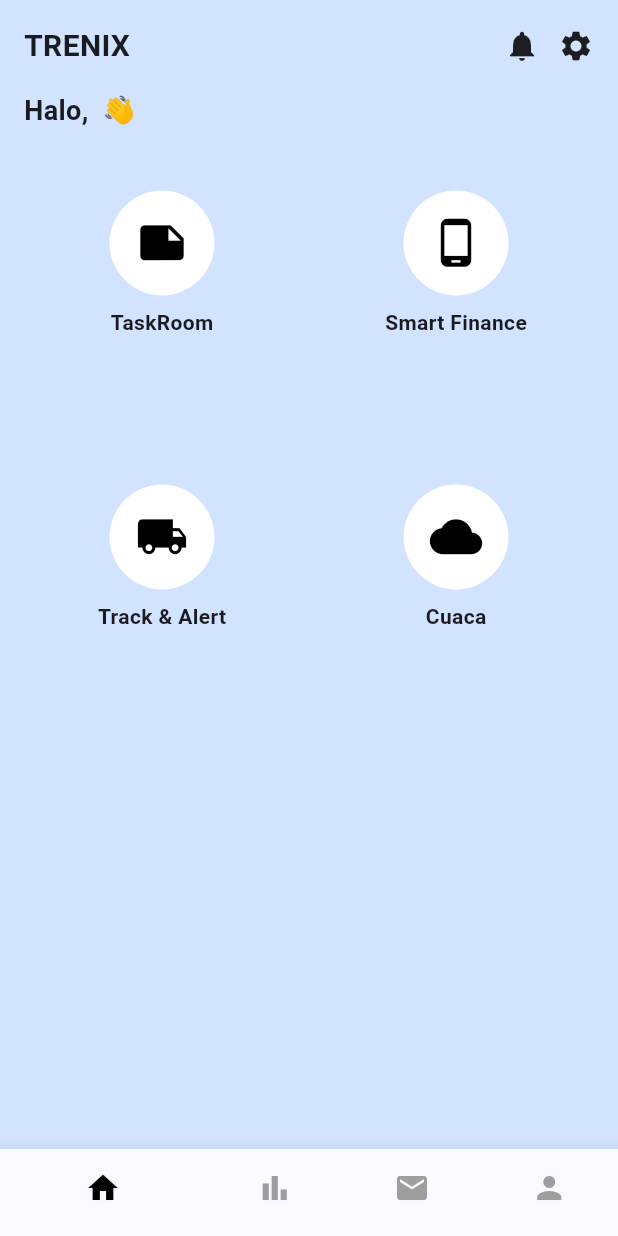
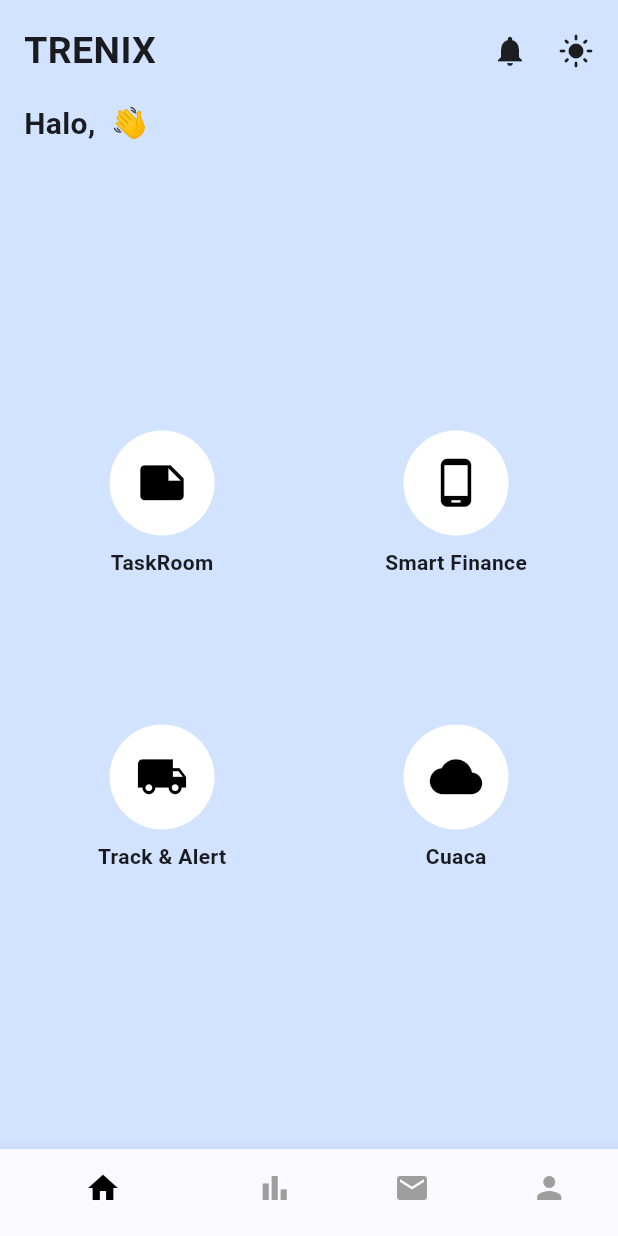
Before and after one commit to Evaazizah/my_app, a Flutter app: the DashboardScreen screen opened by its route, on a phone screen of 412 x 824 dp. Run offline on Flutter 3.47's test engine with Material 3 defaults, Android fonts, the light colour scheme and no system bars; our stand-ins replace lottie, shared_preferences; accounts and stored records are empty.

Commit message:
perbaikan kode dasboard

```diff
--- a/lib/screens/dashboard_screen.dart
+++ b/lib/screens/dashboard_screen.dart
@@ -13,7 +13,7 @@ class _DashboardScreenState extends State<DashboardScreen> {
   String userName = '';
 
   final List<Widget> _pages = [
-    const Placeholder(), // Akan diganti oleh MainDashboard
+    const Placeholder(),
     const Center(child: Text('Statistics')),
     const Center(child: Text('Messages')),
     const Center(child: Text('Profile')),
@@ -80,13 +80,13 @@ class MainDashboard extends StatelessWidget {
             children: const [
               Text(
                 'TRENIX',
-                style: TextStyle(fontSize: 20, fontWeight: FontWeight.bold),
+                style: TextStyle(fontSize: 25, fontWeight: FontWeight.bold),
               ),
               Row(
                 children: [
                   Icon(Icons.notifications),
-                  SizedBox(width: 12),
-                  Icon(Icons.settings),
+                  SizedBox(width: 20),
+                  Icon(Icons.light_mode),
                 ],
               ),
             ],
@@ -98,11 +98,11 @@ class MainDashboard extends StatelessWidget {
             alignment: Alignment.centerLeft,
             child: Text(
               'Halo, $userName 👋',
-              style: const TextStyle(fontSize: 18, fontWeight: FontWeight.w600),
+              style: const TextStyle(fontSize: 20, fontWeight: FontWeight.w600),
             ),
           ),
         ),
-        const SizedBox(height: 20),
+        const SizedBox(height: 170),
         Expanded(
           child: GridView.count(
             crossAxisCount: 2,
```
